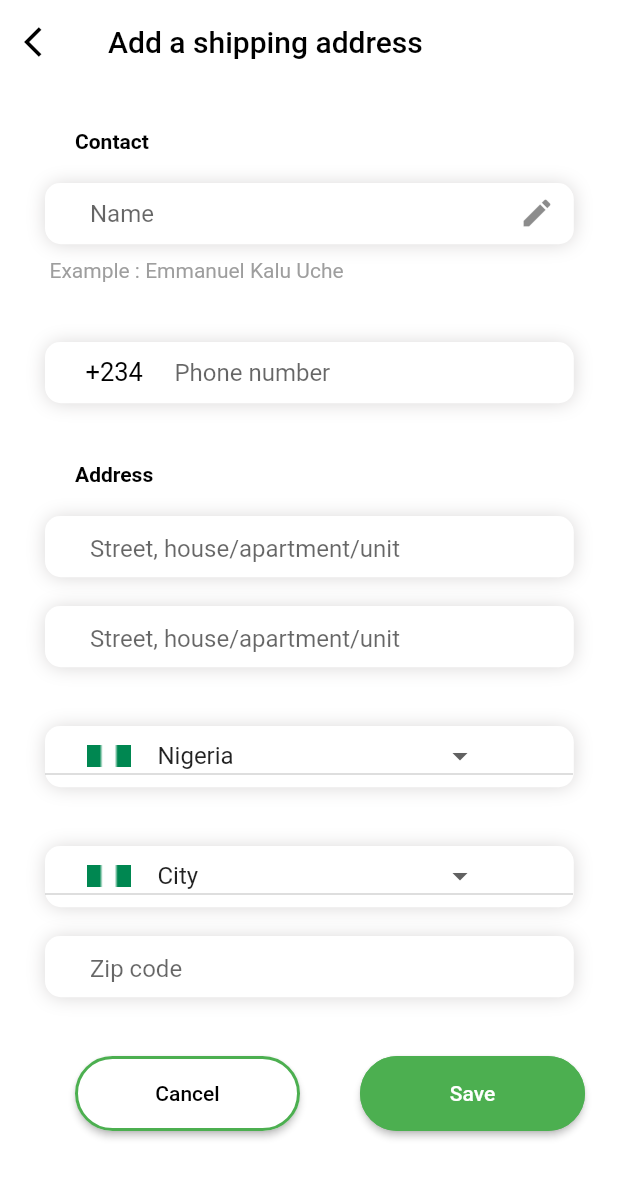
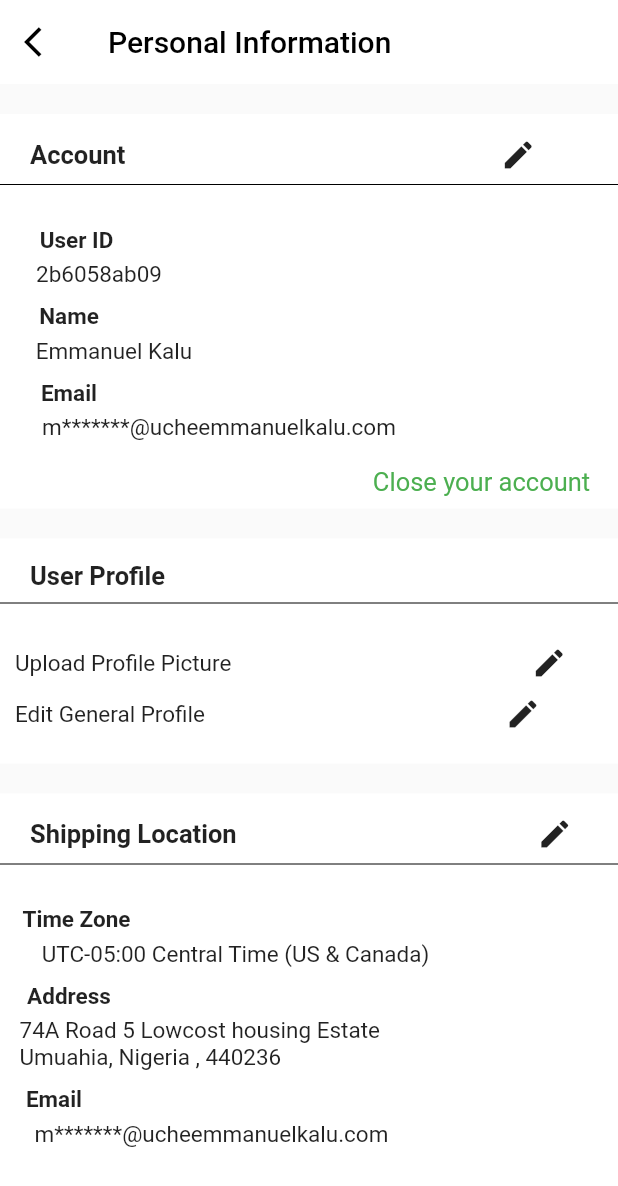
Before and after one commit to kezieeCode/qikpharma, a Flutter app: the NewAdress screen opened directly, after a tap on "Save", on a phone screen of 412 x 824 dp. Shown: the top 1186 px of the screen. Run offline on Flutter 3.47's test engine with Material 2 defaults, Android fonts, the phone set to English and light mode, and no system bars.

Commit message:
personal-information

```diff
--- /dev/null
+++ b/lib/views/component/acct_information.dart
@@ -0,0 +1,130 @@
+import 'package:flutter/material.dart';
+
+class AccountInformation extends StatefulWidget {
+  const AccountInformation({Key? key}) : super(key: key);
+
+  @override
+  State<AccountInformation> createState() => _AccountInformationState();
+}
+
+class _AccountInformationState extends State<AccountInformation> {
+  @override
+  Widget build(BuildContext context) {
+    return Container(
+      height: 263,
+      color: Colors.white,
+      child: Column(children: [
+        Padding(
+          padding: const EdgeInsets.only(left: 20, top: 15),
+          child: Row(
+            children: const [
+              Text(
+                "Account",
+                style: TextStyle(fontSize: 17, fontWeight: FontWeight.bold),
+              ),
+              SizedBox(
+                width: 250,
+              ),
+              Icon(Icons.edit)
+            ],
+          ),
+        ),
+        const Divider(
+          color: Colors.black,
+        ),
+        const SizedBox(
+          height: 20,
+        ),
+        Padding(
+          padding: const EdgeInsets.only(
+            right: 310,
+          ),
+          child: Column(
+            children: const [
+              Text(
+                "User ID",
+                style: TextStyle(fontSize: 15, fontWeight: FontWeight.bold),
+              ),
+              SizedBox(
+                height: 5,
+              ),
+            ],
+          ),
+        ),
+        const Padding(
+          padding: EdgeInsets.only(right: 280),
+          child: Text(
+            "2b6058ab09",
+            style: TextStyle(
+              fontSize: 15,
+            ),
+          ),
+        ),
+        const SizedBox(
+          height: 10,
+        ),
+        Padding(
+          padding: const EdgeInsets.only(
+            right: 320,
+          ),
+          child: Column(
+            children: const [
+              Text(
+                "Name",
+                style: TextStyle(fontSize: 15, fontWeight: FontWeight.bold),
+              ),
+              SizedBox(
+                height: 5,
+              ),
+            ],
+          ),
+        ),
+        const Padding(
+          padding: EdgeInsets.only(right: 260),
+          child: Text(
+            "Emmanuel Kalu",
+            style: TextStyle(
+              fontSize: 15,
+            ),
+          ),
+        ),
+        const SizedBox(
+          height: 10,
+        ),
+        Padding(
+          padding: const EdgeInsets.only(right: 320),
+          child: Column(
+            children: const [
+              Text(
+                "Email",
+                style: TextStyle(fontSize: 15, fontWeight: FontWeight.bold),
+              ),
+              SizedBox(
+                height: 5,
+              ),
+            ],
+          ),
+        ),
+        const Padding(
+          padding: EdgeInsets.only(right: 120),
+          child: Text(
+            "m*******@ucheemmanuelkalu.com",
+            style: TextStyle(
+              fontSize: 15,
+            ),
+          ),
+        ),
+        const SizedBox(
+          height: 10,
+        ),
+        const Padding(
+          padding: EdgeInsets.only(left: 230, top: 7),
+          child: Text(
+            "Close your account",
+            style: TextStyle(color: Colors.green, fontSize: 17),
+          ),
+        )
+      ]),
+    );
+  }
+}
--- /dev/null
+++ b/lib/views/component/edit_profile.dart
@@ -0,0 +1,70 @@
+import 'package:flutter/material.dart';
+
+class EditProfile extends StatefulWidget {
+  const EditProfile({Key? key}) : super(key: key);
+
+  @override
+  State<EditProfile> createState() => _EditProfileState();
+}
+
+class _EditProfileState extends State<EditProfile> {
+  @override
+  Widget build(BuildContext context) {
+    return Container(
+      height: 150,
+      color: Colors.white,
+      child: Column(
+        children: [
+          Padding(
+            padding: const EdgeInsets.only(left: 20, top: 15),
+            child: Row(
+              children: const [
+                Text(
+                  "User Profile",
+                  style: TextStyle(fontSize: 17, fontWeight: FontWeight.bold),
+                ),
+              ],
+            ),
+          ),
+          const Divider(
+            color: Colors.black,
+          ),
+          const SizedBox(
+            height: 20,
+          ),
+          Row(
+            children: const [
+              Padding(
+                padding: EdgeInsets.only(right: 200, left: 10),
+                child: Text(
+                  "Upload Profile Picture",
+                  style: TextStyle(
+                    fontSize: 15,
+                  ),
+                ),
+              ),
+              Icon(Icons.edit)
+            ],
+          ),
+          const SizedBox(
+            height: 10,
+          ),
+          Row(
+            children: const [
+              Padding(
+                padding: EdgeInsets.only(right: 200, left: 10),
+                child: Text(
+                  "Edit General Profile",
+                  style: TextStyle(
+                    fontSize: 15,
+                  ),
+                ),
+              ),
+              Icon(Icons.edit)
+            ],
+          )
+        ],
+      ),
+    );
+  }
+}
--- /dev/null
+++ b/lib/views/component/shipping_location.dart
@@ -0,0 +1,126 @@
+import 'package:flutter/cupertino.dart';
+import 'package:flutter/material.dart';
+
+class ShippingLocation extends StatefulWidget {
+  const ShippingLocation({Key? key}) : super(key: key);
+
+  @override
+  State<ShippingLocation> createState() => _ShippingLocationState();
+}
+
+class _ShippingLocationState extends State<ShippingLocation> {
+  @override
+  Widget build(BuildContext context) {
+    return Container(
+      height: 350,
+      color: Colors.white,
+      child: Column(
+        children: [
+          Padding(
+            padding: const EdgeInsets.only(left: 20, top: 15),
+            child: Row(
+              children: const [
+                Text(
+                  "Shipping Location",
+                  style: TextStyle(fontSize: 17, fontWeight: FontWeight.bold),
+                ),
+                SizedBox(
+                  width: 200,
+                ),
+                Icon(Icons.edit)
+              ],
+            ),
+          ),
+          const Divider(
+            color: Colors.black,
+          ),
+          const SizedBox(
+            height: 20,
+          ),
+          Padding(
+            padding: const EdgeInsets.only(
+              right: 310,
+            ),
+            child: Column(
+              children: const [
+                Text(
+                  "Time Zone",
+                  style: TextStyle(fontSize: 15, fontWeight: FontWeight.bold),
+                ),
+                SizedBox(
+                  height: 5,
+                ),
+              ],
+            ),
+          ),
+          const Padding(
+            padding: EdgeInsets.only(right: 100, left: 2),
+            child: Text(
+              "UTC-05:00 Central Time (US & Canada)",
+              style: TextStyle(
+                fontSize: 15,
+              ),
+            ),
+          ),
+          const SizedBox(
+            height: 10,
+          ),
+          Padding(
+            padding: const EdgeInsets.only(
+              right: 320,
+            ),
+            child: Column(
+              children: const [
+                Text(
+                  "Address",
+                  style: TextStyle(fontSize: 15, fontWeight: FontWeight.bold),
+                ),
+                SizedBox(
+                  height: 5,
+                ),
+              ],
+            ),
+          ),
+          const Padding(
+            padding: EdgeInsets.only(right: 100, left: 13),
+            child: Text(
+              "74A Road 5 Lowcost housing Estate Umuahia, Nigeria , 440236",
+              style: TextStyle(
+                fontSize: 15,
+              ),
+            ),
+          ),
+          const SizedBox(
+            height: 10,
+          ),
+          Padding(
+            padding: const EdgeInsets.only(right: 340),
+            child: Column(
+              children: const [
+                Text(
+                  "Email",
+                  style: TextStyle(fontSize: 15, fontWeight: FontWeight.bold),
+                ),
+                SizedBox(
+                  height: 5,
+                ),
+              ],
+            ),
+          ),
+          const Padding(
+            padding: EdgeInsets.only(right: 130),
+            child: Text(
+              "m*******@ucheemmanuelkalu.com",
+              style: TextStyle(
+                fontSize: 15,
+              ),
+            ),
+          ),
+          const SizedBox(
+            height: 10,
+          ),
+        ],
+      ),
+    );
+  }
+}
--- a/lib/views/new_address.dart
+++ b/lib/views/new_address.dart
@@ -1,6 +1,7 @@
 // ignore_for_file: deprecated_member_use
 
 import 'package:flutter/material.dart';
+import 'package:qikpharma/views/user_information.dart';
 
 class NewAdress extends StatefulWidget {
   const NewAdress({Key? key}) : super(key: key);
@@ -558,7 +559,13 @@ class _NewAdressState extends State<NewAdress> {
                     height: 50,
                     width: 150,
                     child: RaisedButton(
-                      onPressed: () {},
+                      onPressed: () {
+                        Navigator.push(
+                            context,
+                            MaterialPageRoute(
+                                builder: (context) =>
+                                    const PersonalInformation()));
+                      },
                       child: const Text('Save'),
                       color: Colors.green,
                       textColor: Colors.white,
--- /dev/null
+++ b/lib/views/user_information.dart
@@ -0,0 +1,50 @@
+import 'package:flutter/material.dart';
+import 'package:qikpharma/views/component/acct_information.dart';
+import 'package:qikpharma/views/component/edit_profile.dart';
+import 'package:qikpharma/views/component/shipping_location.dart';
+
+class PersonalInformation extends StatefulWidget {
+  const PersonalInformation({Key? key}) : super(key: key);
+
+  @override
+  State<PersonalInformation> createState() => _PersonalInformationState();
+}
+
+class _PersonalInformationState extends State<PersonalInformation> {
+  @override
+  Widget build(BuildContext context) {
+    return Scaffold(
+        appBar: AppBar(
+          backgroundColor: Colors.white,
+          elevation: 0,
+          leading: IconButton(
+              onPressed: () {
+                Navigator.pop(context);
+              },
+              icon: const Icon(
+                Icons.arrow_back_ios,
+                color: Colors.black,
+              )),
+          title: const Text(
+            "Personal Information",
+            style: TextStyle(color: Colors.black),
+          ),
+        ),
+        body: ListView(
+          children: const [
+            SizedBox(
+              height: 20,
+            ),
+            AccountInformation(),
+            SizedBox(
+              height: 20,
+            ),
+            EditProfile(),
+            SizedBox(
+              height: 20,
+            ),
+            ShippingLocation()
+          ],
+        ));
+  }
+}
```
